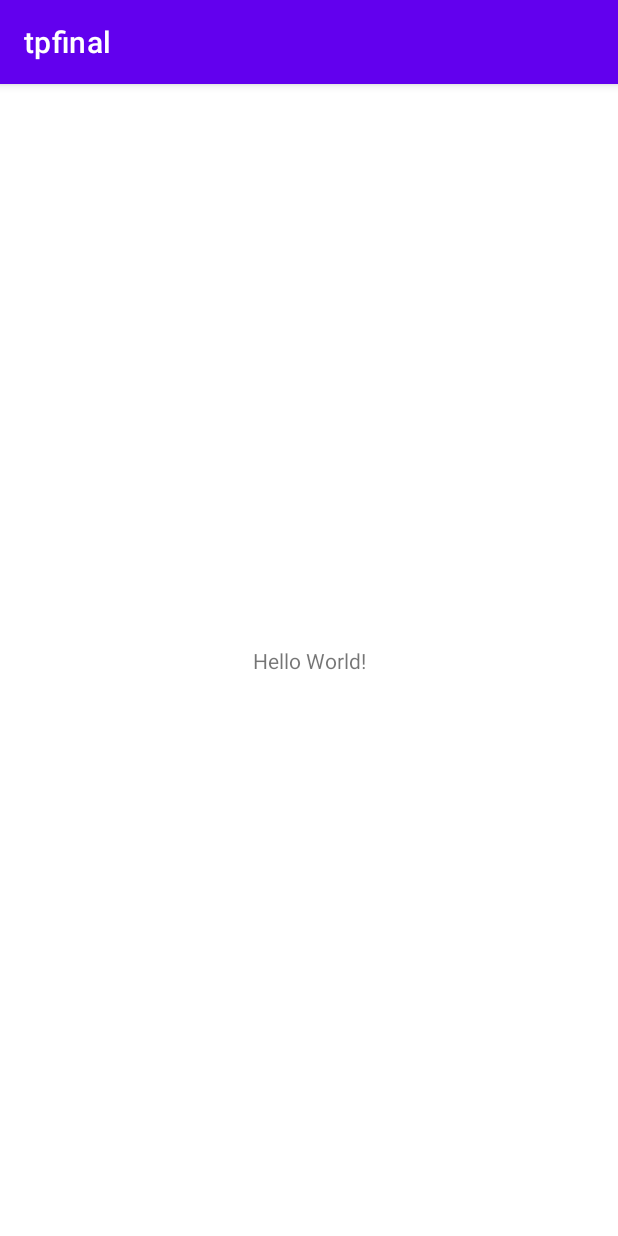
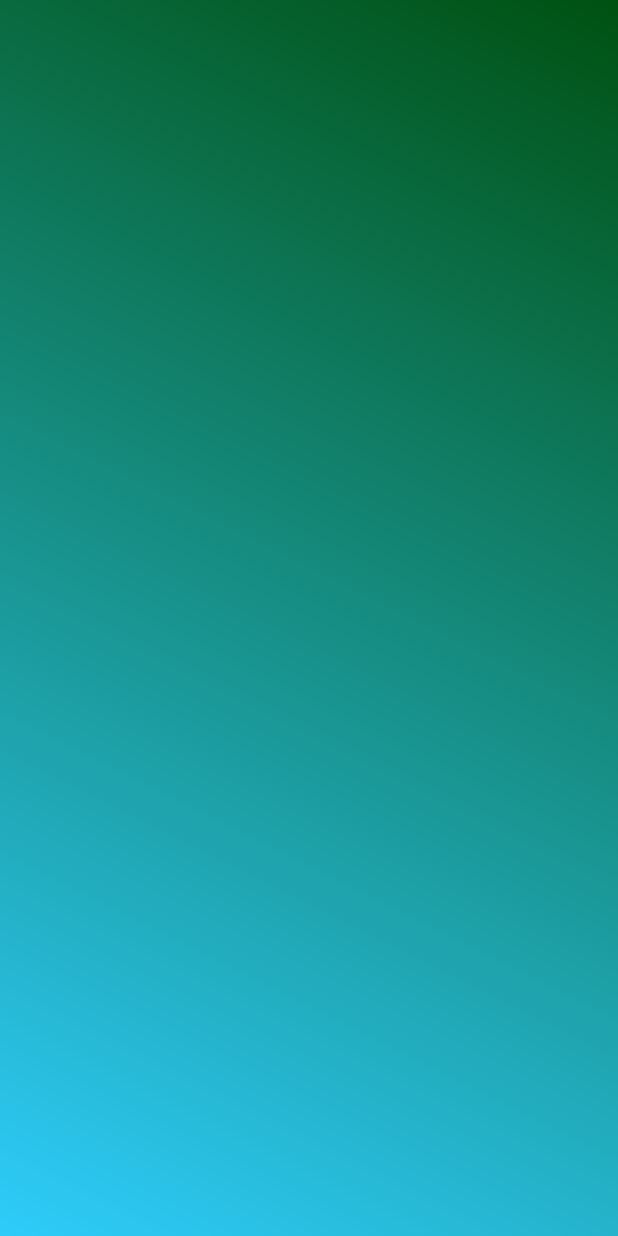
Before and after one commit to ShortyLogos/97-cards, an Android app: the screen it shows after launch (MainActivity), on a phone screen of 412 x 824 dp. Run offline under Robolectric (Android 15) with nearby library versions, the phone set to English and light mode, and no system bars.

Commit message:
add classes without much

```diff
--- /dev/null
+++ b/app/src/main/res/drawable/background_principal.xml
@@ -0,0 +1,10 @@
+<?xml version="1.0" encoding="UTF-8"?>
+<shape xmlns:android="http://schemas.android.com/apk/res/android"
+    android:shape="rectangle" >
+
+    <gradient
+        android:angle="225"
+        android:endColor="#2ECCFA"
+        android:startColor="#005111" />
+
+</shape>
--- a/app/src/main/res/layout/activity_main.xml
+++ b/app/src/main/res/layout/activity_main.xml
@@ -1,18 +1,10 @@
 <?xml version="1.0" encoding="utf-8"?>
-<androidx.constraintlayout.widget.ConstraintLayout xmlns:android="http://schemas.android.com/apk/res/android"
+<LinearLayout xmlns:android="http://schemas.android.com/apk/res/android"
     xmlns:app="http://schemas.android.com/apk/res-auto"
     xmlns:tools="http://schemas.android.com/tools"
+    android:id="@+id/parent"
     android:layout_width="match_parent"
     android:layout_height="match_parent"
-    tools:context=".MainActivity">
-
-    <TextView
-        android:layout_width="wrap_content"
-        android:layout_height="wrap_content"
-        android:text="Hello World!"
-        app:layout_constraintBottom_toBottomOf="parent"
-        app:layout_constraintLeft_toLeftOf="parent"
-        app:layout_constraintRight_toRightOf="parent"
-        app:layout_constraintTop_toTopOf="parent" />
-
-</androidx.constraintlayout.widget.ConstraintLayout>
+    android:background="@drawable/background_principal"
+    android:orientation="vertical"
+    tools:context=".MainActivity" />
--- a/app/src/main/res/values-night/themes.xml
+++ b/app/src/main/res/values-night/themes.xml
@@ -1,6 +1,6 @@
 <resources xmlns:tools="http://schemas.android.com/tools">
     <!-- Base application theme. -->
-    <style name="Theme.Tpfinal" parent="Theme.MaterialComponents.DayNight.DarkActionBar">
+    <style name="Theme.Tpfinal" parent="Theme.AppCompat.DayNight.NoActionBar">
         <!-- Primary brand color. -->
         <item name="colorPrimary">@color/purple_200</item>
         <item name="colorPrimaryVariant">@color/purple_700</item>
--- a/app/src/main/res/values/themes.xml
+++ b/app/src/main/res/values/themes.xml
@@ -1,6 +1,6 @@
 <resources xmlns:tools="http://schemas.android.com/tools">
     <!-- Base application theme. -->
-    <style name="Theme.Tpfinal" parent="Theme.MaterialComponents.DayNight.DarkActionBar">
+    <style name="Theme.Tpfinal" parent="Theme.AppCompat.DayNight.NoActionBar">
         <!-- Primary brand color. -->
         <item name="colorPrimary">@color/purple_500</item>
         <item name="colorPrimaryVariant">@color/purple_700</item>
```
Also changed, not shown: app/src/main/java/com/dm/tpfinal/Carte.java (added, +29 -0 lines), app/src/main/java/com/dm/tpfinal/GestionBD.java (added, +39 -0 lines), app/src/main/java/com/dm/tpfinal/Jeu.java (added, +29 -0 lines), app/src/main/java/com/dm/tpfinal/Main.java (added, +29 -0 lines), app/src/main/java/com/dm/tpfinal/Partie.java (added, +14 -0 lines), app/src/main/java/com/dm/tpfinal/Pile.java (added, +36 -0 lines).
